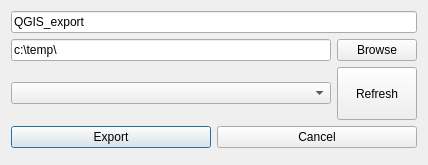
This is export_dialog_box.ui in danielskaare/isurvey_tools as Qt 5 draws it before an edit. The edited form follows.
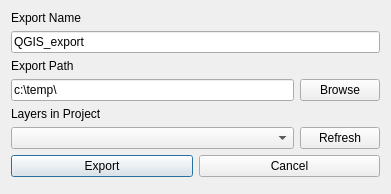
This is the edited form. Custom widgets are drawn as their Qt base class.

```diff
--- a/export_dialog_box.ui
+++ b/export_dialog_box.ui
@@ -6,15 +6,22 @@
    <rect>
     <x>0</x>
     <y>0</y>
-    <width>428</width>
-    <height>165</height>
+    <width>391</width>
+    <height>194</height>
    </rect>
   </property>
   <property name="windowTitle">
    <string>Export</string>
   </property>
   <layout class="QGridLayout" name="gridLayout">
-   <item row="3" column="0">
+   <item row="0" column="0">
+    <widget class="QLabel" name="label">
+     <property name="text">
+      <string>Export Name</string>
+     </property>
+    </widget>
+   </item>
+   <item row="6" column="0">
     <layout class="QHBoxLayout" name="horizontalLayout">
      <item>
       <widget class="QPushButton" name="pB_Export">
@@ -32,7 +39,7 @@
      </item>
     </layout>
    </item>
-   <item row="2" column="0">
+   <item row="5" column="0">
     <layout class="QHBoxLayout" name="horizontalLayout_4">
      <item>
       <widget class="QComboBox" name="comboBoxPointLayers"/>
@@ -52,7 +59,7 @@
      </item>
     </layout>
    </item>
-   <item row="1" column="0">
+   <item row="3" column="0">
     <layout class="QHBoxLayout" name="horizontalLayout_3">
      <item>
       <layout class="QHBoxLayout" name="horizontalLayout_2">
@@ -62,7 +69,7 @@
           <string>c:\temp\</string>
          </property>
          <property name="placeholderText">
-          <string>runline (*.rln, *.rlx)</string>
+          <string>Export path i.e C:\temp\</string>
          </property>
          <property name="qgisRelation" stdset="0">
           <string notr="true"/>
@@ -80,7 +87,17 @@
      </item>
     </layout>
    </item>
-   <item row="0" column="0">
+   <item row="2" column="0">
+    <widget class="QLabel" name="label_2">
+     <property name="text">
+      <string>Export Path</string>
+     </property>
+    </widget>
+   </item>
+   <item row="7" column="0">
+    <widget class="QDialogButtonBox" name="ff"/>
+   </item>
+   <item row="1" column="0">
     <widget class="QgsFilterLineEdit" name="export_name">
      <property name="text">
       <string>QGIS_export</string>
@@ -94,7 +111,11 @@
     </widget>
    </item>
    <item row="4" column="0">
-    <widget class="QDialogButtonBox" name="ff"/>
+    <widget class="QLabel" name="label_3">
+     <property name="text">
+      <string>Layers in Project</string>
+     </property>
+    </widget>
    </item>
   </layout>
  </widget>
```
